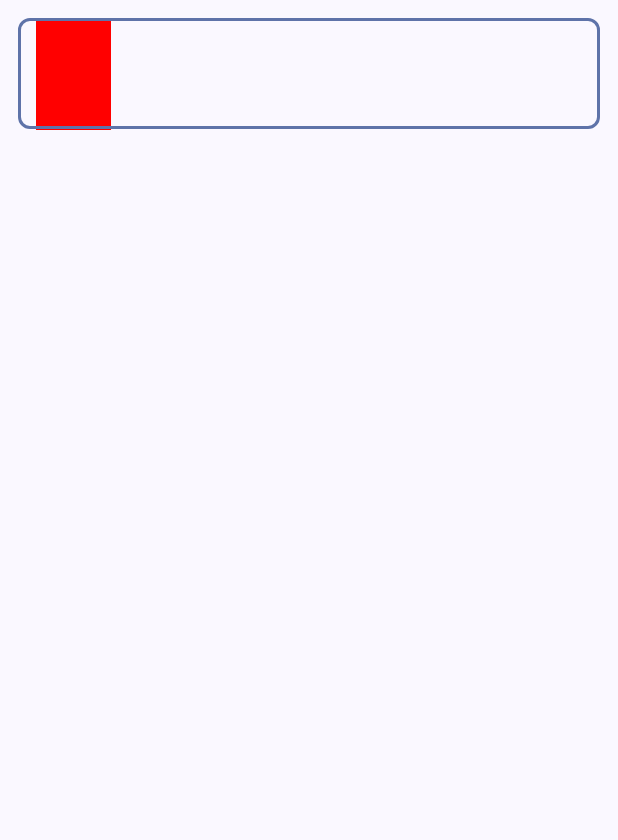
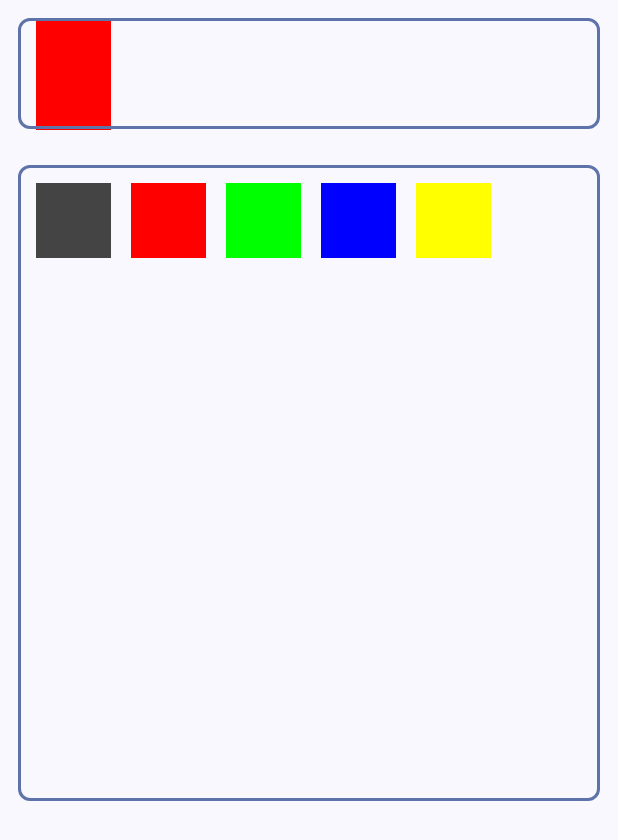
Before and after one commit to sandpaper-hub/JetpackComposeLearn, an Android app built with Jetpack Compose: the screen it shows after launch (MainActivity), on a phone screen of 412 x 824 dp. Shown: the top 840 px of the screen. Run offline under Robolectric (Android 15) with nearby library versions, the phone set to English and light mode, and no system bars.

Commit message:
CustomLayout example

```diff
--- a/app/src/main/java/com/compose/jetpackcomposelearn/MainActivity.kt
+++ b/app/src/main/java/com/compose/jetpackcomposelearn/MainActivity.kt
@@ -4,14 +4,22 @@ import android.os.Bundle
 import androidx.activity.ComponentActivity
 import androidx.activity.compose.setContent
 import androidx.activity.enableEdgeToEdge
+import androidx.compose.foundation.background
+import androidx.compose.foundation.layout.Box
 import androidx.compose.foundation.layout.fillMaxSize
+import androidx.compose.foundation.layout.fillMaxWidth
+import androidx.compose.foundation.layout.height
 import androidx.compose.foundation.layout.padding
+import androidx.compose.foundation.layout.size
 import androidx.compose.foundation.lazy.LazyColumn
 import androidx.compose.material3.Scaffold
 import androidx.compose.runtime.Composable
 import androidx.compose.ui.Modifier
+import androidx.compose.ui.graphics.Color
 import androidx.compose.ui.tooling.preview.Preview
+import androidx.compose.ui.unit.dp
 import com.compose.jetpackcomposelearn.customLayoutModifier.CustomModifierLayoutExample
+import com.compose.jetpackcomposelearn.customLayoutModifier.MyLayout
 import com.compose.jetpackcomposelearn.ui.theme.JetpackComposeLearnTheme
 import com.compose.jetpackcomposelearn.util.BorderComponent
 
@@ -35,7 +43,23 @@ class MainActivity : ComponentActivity() {
 @Suppress("FunctionName")
 fun MainExample(modifier: Modifier = Modifier) {
     LazyColumn(modifier = modifier) {
-        item {BorderComponent { CustomModifierLayoutExample() }}
+        item { BorderComponent { CustomModifierLayoutExample() } }
+        item {
+            BorderComponent {
+                Box(
+                    Modifier.fillMaxWidth()
+                        .height(400.dp)
+                ) {
+                    MyLayout(spacing = 20) {
+                        Box(Modifier.size(50.dp).background(Color.DarkGray))
+                        Box(Modifier.size(50.dp).background(Color.Red))
+                        Box(Modifier.size(50.dp).background(Color.Green))
+                        Box(Modifier.size(50.dp).background(Color.Blue))
+                        Box(Modifier.size(50.dp).background(Color.Yellow))
+                    }
+                }
+            }
+        }
     }
 }
 
--- a/app/src/main/java/com/compose/jetpackcomposelearn/customLayoutModifier/CustomLayout.kt
+++ b/app/src/main/java/com/compose/jetpackcomposelearn/customLayoutModifier/CustomLayout.kt
@@ -6,6 +6,7 @@ import androidx.compose.foundation.layout.size
 import androidx.compose.runtime.Composable
 import androidx.compose.ui.Modifier
 import androidx.compose.ui.graphics.Color
+import androidx.compose.ui.layout.Layout
 import androidx.compose.ui.layout.layout
 import androidx.compose.ui.unit.dp
 
@@ -18,16 +19,34 @@ fun Modifier.shiftDownByHalf(): Modifier = this.then(
         layout(placeable.width, placeable.height + placeable.height / 2) {
             placeable.placeRelative(0, placeable.height + placeable.height / 2)
         }
-    }
-)
+    })
 
 @Composable
 @Suppress("FunctionName")
 fun CustomModifierLayoutExample() {
     Box(
-        modifier = Modifier
-            .size(50.dp)
-            .background(Color.Red)
-            .shiftDownByHalf()
+        modifier = Modifier.size(50.dp).background(Color.Red).shiftDownByHalf()
     )
 }
+
+@Composable
+@Suppress("FunctionName")
+fun MyLayout(modifier: Modifier = Modifier, spacing: Int = 0, content: @Composable () -> Unit) {
+    Layout(modifier = modifier, content = content) { measurables, constraints ->
+        val placeables = measurables.map { measurable ->
+            measurable.measure(constraints)
+        }
+        layout(constraints.maxWidth, constraints.maxHeight) {
+            var yCoordinate = 0
+            var xCoordinate = 0
+            placeables.forEach { placeable ->
+                placeable.placeRelative(x = xCoordinate, y = yCoordinate)
+                xCoordinate += placeable.width + spacing
+                if ((xCoordinate + placeable.width) > constraints.maxWidth) {
+                    yCoordinate += placeable.height + spacing
+                    xCoordinate = 0
+                }
+            }
+        }
+    }
+}
```
